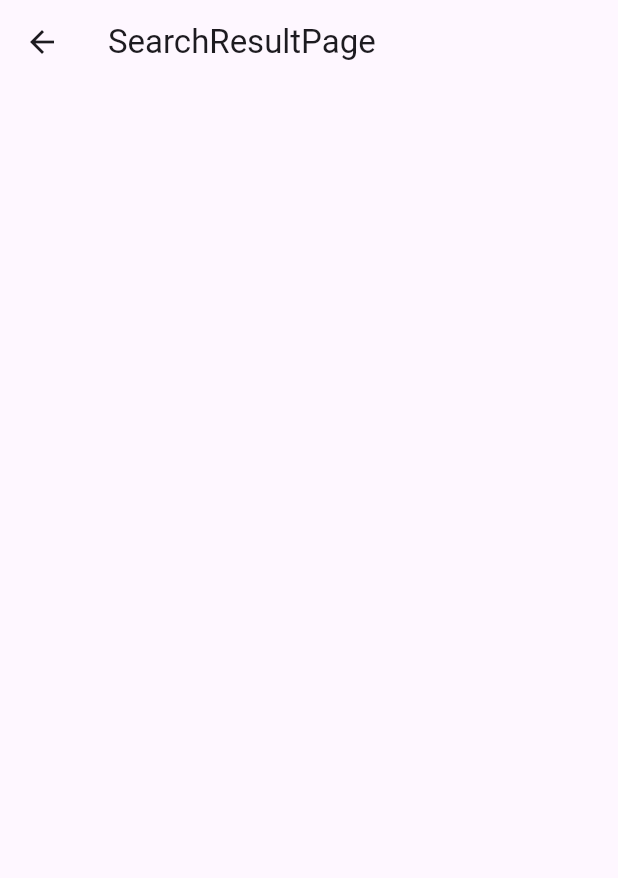
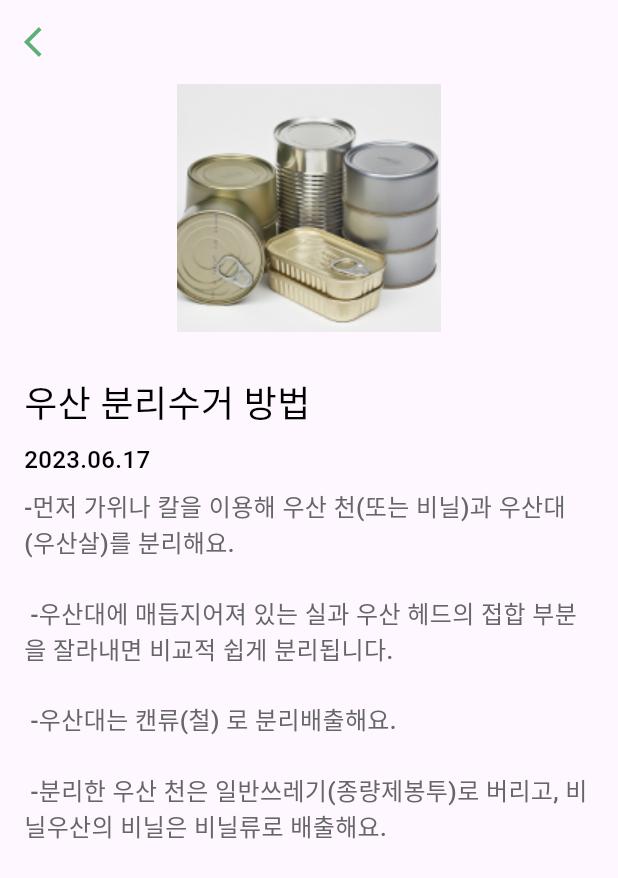
Before and after one commit to 23SmartRecycler/Smart-Recycler, a Flutter app: the SearchResultPage screen opened directly, on a phone screen of 412 x 824 dp. Shown: the top 878 px of the screen. Run offline on Flutter 3.47's test engine with Material 2 defaults, Android fonts, the phone set to English and light mode, and no system bars; our stand-ins replace anim_search_bar, animated_bottom_navigation_bar, percent_indicator, step_progress_indicator; missing offline and left inert: transformable_list_view; Roboto replaces fonts that are missing (Pretendard).

Commit message:
[DOCS]search.dart , search_result.dart 추가

```diff
--- a/lib/choice_main.dart
+++ b/lib/choice_main.dart
@@ -29,7 +29,6 @@ class Choice_main extends StatelessWidget {
         //centerTitle: true,
       ),
       body: Grid_box(),
-      bottomNavigationBar: BottomAppBar(),
     );
   }
 }
@@ -66,7 +65,8 @@ class Grid_box extends StatelessWidget {
         itemBuilder: (BuildContext context, int index) {
           return InkWell( // 클릭하면 애니매이션 효과 나옴(필요없으면 GestureDetector사용)
 
-            onTap:() {},  //클릭했을 때 해당 카메라 촬영(detection)으로 이동해야 함
+            onTap:() {
+            },  //클릭했을 때 해당 카메라 촬영(detection)으로 이동해야 함
 
             child: Container(
               padding: EdgeInsets.all(10),
--- a/lib/content.dart
+++ b/lib/content.dart
@@ -147,7 +147,7 @@ class ContentPage extends StatelessWidget {
             ),
             Container(
               margin: const EdgeInsets.only(top: 12,bottom:12),
-              height: 200,
+              height: 400,
               child: ListView(
                 scrollDirection: Axis.horizontal,
                 children: <Widget>[
--- a/lib/search_result.dart
+++ b/lib/search_result.dart
@@ -1,14 +1,77 @@
 import 'package:flutter/material.dart';
 
+import 'common/colors.dart';
+
 class SearchResultPage extends StatelessWidget {
-  const SearchResultPage({super.key});
+  const SearchResultPage
+
+  ({super.key});
 
   @override
   Widget build(BuildContext context) {
     return Scaffold(
-      appBar: AppBar(title: Text('SearchResultPage')),
-      body: Container(),
-      bottomNavigationBar: BottomAppBar(),
+      body: SearchResult(),
     );
   }
 }
+class SearchResult extends StatefulWidget {
+  const SearchResult({Key? key}) : super(key: key);
+
+  @override
+  State<SearchResult> createState() => _SearchResultState();
+}
+
+class _SearchResultState extends State<SearchResult> {
+  @override
+  Widget build(BuildContext context) {
+    return Scaffold(
+      resizeToAvoidBottomInset: false, // bottom overflowed by pixel 방지 코드
+      appBar: AppBar(
+          leading: IconButton(
+            icon: Icon(Icons.arrow_back_ios),
+            onPressed: () {
+              Navigator.pop(context);//뒤로가기
+            },
+            color: mainGreen,
+          ),
+      ),
+      body:SingleChildScrollView(
+        child: Column(
+          children: <Widget>[
+            Center(
+              child:Image(image: AssetImage("assets/images/can.png")),
+            ),
+            Container(
+              alignment: Alignment.bottomLeft,
+              margin: EdgeInsets.only(left: 16.0,right: 16.0,top: 30.0),
+              child: Text('우산 분리수거 방법', style: TextStyle(color: Colors.black,
+                  fontFamily: 'Pretendard',
+                  fontWeight: FontWeight.w400,
+                  fontSize: 24)),
+            ),
+            Container(
+                alignment: Alignment.bottomLeft,
+                margin: EdgeInsets.only(left: 16.0,right: 16.0,top: 8.0),
+                child: Text('2023.06.17', style: TextStyle(color: Colors.black,
+                    fontFamily: 'Pretendard',
+                    fontWeight: FontWeight.w500,
+                    fontSize: 16)),
+            ),
+            Container(
+              alignment: Alignment.bottomLeft,
+              margin: EdgeInsets.only(left: 16.0,right: 16.0,top: 8.0),
+              child: Text('-먼저 가위나 칼을 이용해 우산 천(또는 비닐)과 우산대(우산살)를 분리해요.\n\n'
+                  ' -우산대에 매듭지어져 있는 실과 우산 헤드의 접합 부분을 잘라내면 비교적 쉽게 분리됩니다.\n\n'
+                  ' -우산대는 캔류(철) 로 분리배출해요.\n\n'
+                  ' -분리한 우산 천은 일반쓰레기(종량제봉투)로 버리고, 비닐우산의 비닐은 비닐류로 배출해요.\n',
+                  style: TextStyle(color: gray04,
+                  fontFamily: 'Pretendard',
+                  fontWeight: FontWeight.w500,
+                  fontSize: 16)),
+            ),
+          ],
+        ),
+      ),
+      );
+  }
+}
--- a/pubspec.yaml
+++ b/pubspec.yaml
@@ -26,6 +26,10 @@ dependencies:
   # The following adds the Cupertino Icons font to your application.
   # Use with the CupertinoIcons class for iOS style icons.
   cupertino_icons: ^1.0.2
+  camera: ^0.10.5+3
+  path: ^1.8.3
+  path_provider: ^2.1.0
+
 
 dev_dependencies:
   flutter_test:
```
Also changed, not shown: lib/search.dart (+78 -4 lines), pubspec.lock, 2 other files.
